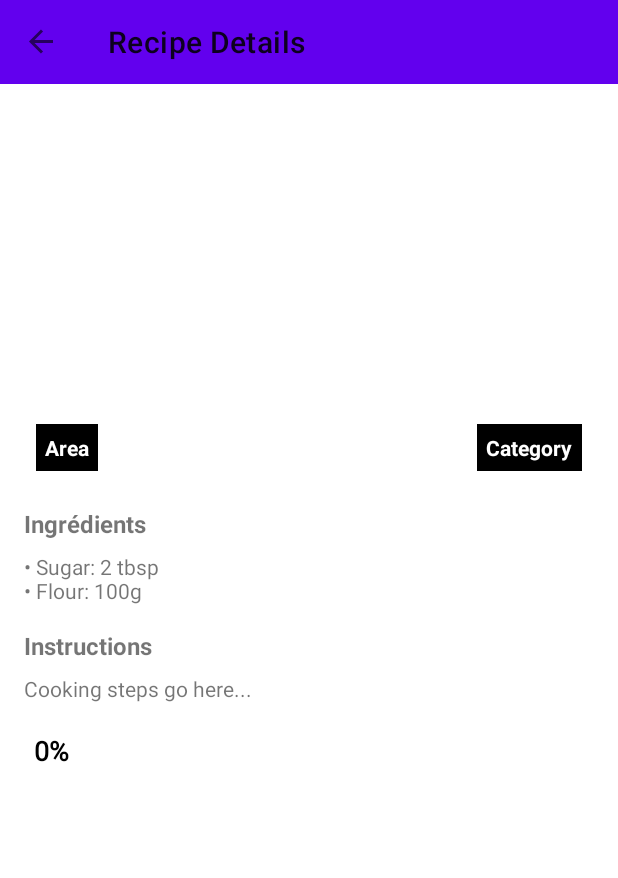
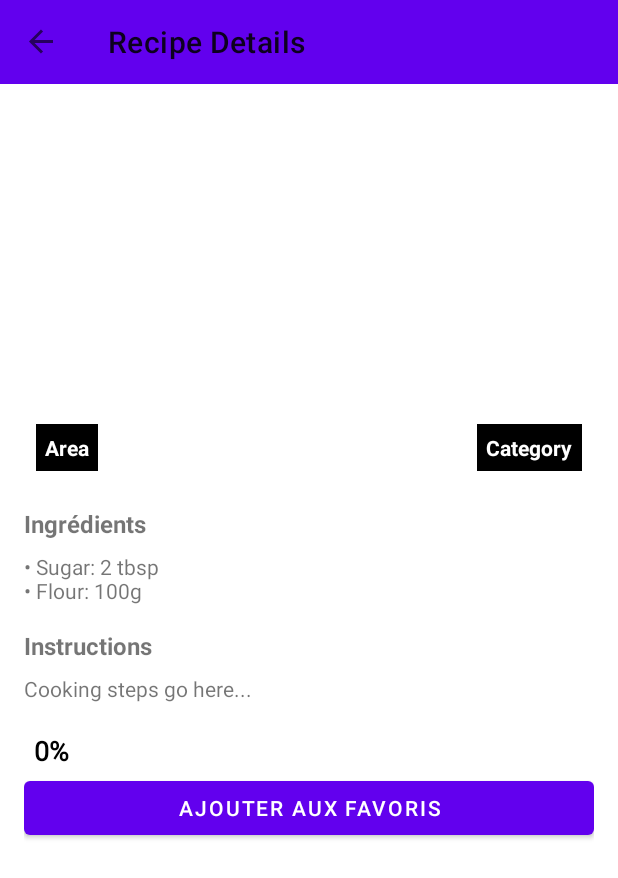
Before and after one commit to Tequhella/vigilant-couscous_Chardon-Magaud, an Android app built with Jetpack Compose: the RecipeDetailFragment screen opened through its navigation route, on a phone screen of 412 x 824 dp. Shown: the top 878 px of the screen. Run offline under Robolectric (Android 15) with nearby library versions, the phone set to English and light mode, and no system bars; our stand-ins replace Picasso, navigation-ui; pictures from the network do not load.

Commit message:
add favorite

```diff
--- a/app/src/main/java/com/example/myrecipes_chardon_magaud/MainActivity.kt
+++ b/app/src/main/java/com/example/myrecipes_chardon_magaud/MainActivity.kt
@@ -15,7 +15,10 @@ import androidx.compose.ui.tooling.preview.Preview
 import androidx.drawerlayout.widget.DrawerLayout
 import androidx.navigation.NavController
 import androidx.navigation.fragment.NavHostFragment
+import androidx.navigation.ui.AppBarConfiguration
 import androidx.navigation.ui.NavigationUI
+import androidx.navigation.ui.navigateUp
+import androidx.navigation.ui.setupActionBarWithNavController
 import com.example.myrecipes_chardon_magaud.ui.theme.MyRecipes_ChardonMagaudTheme
 import com.google.android.material.appbar.MaterialToolbar
 import com.google.android.material.navigation.NavigationView
@@ -25,6 +28,7 @@ class MainActivity : AppCompatActivity() {
     private lateinit var drawerLayout: DrawerLayout
     private lateinit var navController: NavController
     private lateinit var navigationView: NavigationView
+    private lateinit var appBarConfiguration: AppBarConfiguration
 
     override fun onCreate(savedInstanceState: Bundle?) {
         super.onCreate(savedInstanceState)
@@ -40,11 +44,16 @@ class MainActivity : AppCompatActivity() {
             .findFragmentById(R.id.nav_host_fragment) as NavHostFragment
         navController = navHostFragment.navController
 
+        appBarConfiguration = AppBarConfiguration(
+            setOf(R.id.categoriesFragment, R.id.favoritesFragment),
+            drawerLayout
+        )
+
         NavigationUI.setupWithNavController(navigationView, navController)
-        NavigationUI.setupActionBarWithNavController(this, navController, drawerLayout)
+        setupActionBarWithNavController(navController, appBarConfiguration)
     }
 
     override fun onSupportNavigateUp(): Boolean {
-        return NavigationUI.navigateUp(navController, drawerLayout) || super.onSupportNavigateUp()
+        return navController.navigateUp(appBarConfiguration) || super.onSupportNavigateUp()
     }
 }
--- a/app/src/main/java/com/example/myrecipes_chardon_magaud/View/NutriScoreView.kt
+++ b/app/src/main/java/com/example/myrecipes_chardon_magaud/View/NutriScoreView.kt
@@ -18,7 +18,7 @@ class NutriScoreView @JvmOverloads constructor(
 
     fun setScore(value: Int) {
         score = value.coerceIn(0, 100)
-        invalidate() // Redessine la vue
+        invalidate()
     }
 
     override fun onDraw(canvas: Canvas) {
@@ -28,15 +28,14 @@ class NutriScoreView @JvmOverloads constructor(
         val barHeight = height.toFloat()
 
         val color = when {
-            score >= 85 -> Color.parseColor("#4CAF50") // Green
-            score >= 50 -> Color.parseColor("#FF9800") // Orange
-            else -> Color.parseColor("#F44336") // Red
+            score >= 85 -> Color.parseColor("#4CAF50")
+            score >= 50 -> Color.parseColor("#FF9800")
+            else -> Color.parseColor("#F44336")
         }
 
         paint.color = color
         canvas.drawRect(0f, 0f, barWidth, barHeight, paint)
 
-        // Optional: draw score % text
         paint.color = Color.BLACK
         paint.textSize = barHeight * 0.6f
         paint.isFakeBoldText = true
--- a/app/src/main/res/layout/activity_main.xml
+++ b/app/src/main/res/layout/activity_main.xml
@@ -16,8 +16,7 @@
             android:layout_height="?attr/actionBarSize"
             android:background="?attr/colorPrimary"
             android:title="My Recipes"
-            android:titleTextColor="@android:color/white"
-            app:layout_constraintTop_toTopOf="parent" />
+            android:titleTextColor="@android:color/white" />
 
         <androidx.fragment.app.FragmentContainerView
             android:id="@+id/nav_host_fragment"
--- a/app/src/main/res/layout/fragment_recipe_detail.xml
+++ b/app/src/main/res/layout/fragment_recipe_detail.xml
@@ -3,7 +3,7 @@
     android:layout_width="match_parent"
     android:layout_height="match_parent">
 
-    <ScrollView xmlns:android="http://schemas.android.com/apk/res/android"
+    <ScrollView
         android:id="@+id/scrollView"
         android:layout_width="match_parent"
         android:layout_height="match_parent"
@@ -89,6 +89,12 @@
                 android:layout_height="30dp"
                 android:layout_marginTop="16dp"
                 />
+
+            <Button
+                android:id="@+id/favoriteButton"
+                android:layout_width="match_parent"
+                android:layout_height="wrap_content"
+                android:text="Ajouter aux favoris" />
         </LinearLayout>
     </ScrollView>
 
--- a/app/src/main/res/menu/drawer_menu.xml
+++ b/app/src/main/res/menu/drawer_menu.xml
@@ -1,11 +1,11 @@
 <?xml version="1.0" encoding="utf-8"?>
 <menu xmlns:android="http://schemas.android.com/apk/res/android">
     <item
-        android:id="@+id/nav_categories"
+        android:id="@+id/categoriesFragment"
         android:title="Categories"
         android:icon="@android:drawable/ic_menu_sort_by_size" />
     <item
-        android:id="@+id/nav_favorites"
+        android:id="@+id/favoritesFragment"
         android:title="Favorites"
         android:icon="@android:drawable/btn_star" />
 </menu>
--- a/app/src/main/res/navigation/nav_graph.xml
+++ b/app/src/main/res/navigation/nav_graph.xml
@@ -11,8 +11,8 @@
         android:label="Categories"
         tools:layout="@layout/fragment_categories">
         <action
-        android:id="@+id/action_categoryFragment_to_recipeFragment"
-        app:destination="@id/recipeFragment" />
+            android:id="@+id/action_categoryFragment_to_recipeFragment"
+            app:destination="@id/recipeFragment" />
     </fragment>
 
     <fragment
@@ -34,5 +34,10 @@
     <fragment
         android:id="@+id/favoritesFragment"
         android:name="com.example.myrecipes_chardon_magaud.Fragments.FavoritesFragment"
-        android:label="Favorites" />
+        android:label="Favorites">
+
+        <action
+            android:id="@+id/action_favoritesFragment_to_recipeDetailFragment"
+            app:destination="@id/recipeDetailFragment" />
+    </fragment>
 </navigation>
--- a/gradle/libs.versions.toml
+++ b/gradle/libs.versions.toml
@@ -14,6 +14,9 @@ material = "1.12.0"
 navigationFragment = "2.9.0"
 navigationUiKtx = "2.9.0"
 loggingInterceptor = "4.9.0"
+roomCommonJvm = "2.7.1"
+roomCompiler = "2.7.1"
+roomRuntimeAndroid = "2.7.1"
 
 [libraries]
 androidx-core-ktx = { group = "androidx.core", name = "core-ktx", version.ref = "coreKtx" }
@@ -36,6 +39,9 @@ material = { group = "com.google.android.material", name = "material", version.r
 androidx-navigation-fragment = { group = "androidx.navigation", name = "navigation-fragment", version.ref = "navigationFragment" }
 androidx-navigation-ui-ktx = { group = "androidx.navigation", name = "navigation-ui-ktx", version.ref = "navigationUiKtx" }
 logging-interceptor = { module = "com.squareup.okhttp3:logging-interceptor", version.ref = "loggingInterceptor" }
+androidx-room-common-jvm = { group = "androidx.room", name = "room-common-jvm", version.ref = "roomCommonJvm" }
+androidx-room-compiler = { group = "androidx.room", name = "room-compiler", version.ref = "roomCompiler" }
+androidx-room-runtime-android = { group = "androidx.room", name = "room-runtime-android", version.ref = "roomRuntimeAndroid" }
 
 [plugins]
 android-application = { id = "com.android.application", version.ref = "agp" }
```
Also changed, not shown: app/build.gradle.kts (+18 -1 lines), app/src/main/java/com/example/myrecipes_chardon_magaud/Adapter/FavoriteRecipeAdapter.kt (added, +53 -0 lines), app/src/main/java/com/example/myrecipes_chardon_magaud/AppDatabase.kt (added, +27 -0 lines), app/src/main/java/com/example/myrecipes_chardon_magaud/DAO/FavoriteRecipeDao.kt (added, +24 -0 lines), app/src/main/java/com/example/myrecipes_chardon_magaud/Entity/FavoriteRecipeEntity.kt (added, +12 -0 lines), app/src/main/java/com/example/myrecipes_chardon_magaud/Fragments/FavoritesFragment.kt (+56 -2 lines), app/src/main/java/com/example/myrecipes_chardon_magaud/Fragments/RecipeDetailFragment.kt (+13 -0 lines), app/src/main/java/com/example/myrecipes_chardon_magaud/Repository/FavoriteRepository.kt (added, +16 -0 lines), app/src/main/java/com/example/myrecipes_chardon_magaud/ViewModel/FavoritesViewModel.kt (added, +43 -0 lines), app/src/main/res/layout/fragment_favorites.xml (added, +11 -0 lines), app/src/main/res/layout/item_favorite_recipe.xml (added, +53 -0 lines).
